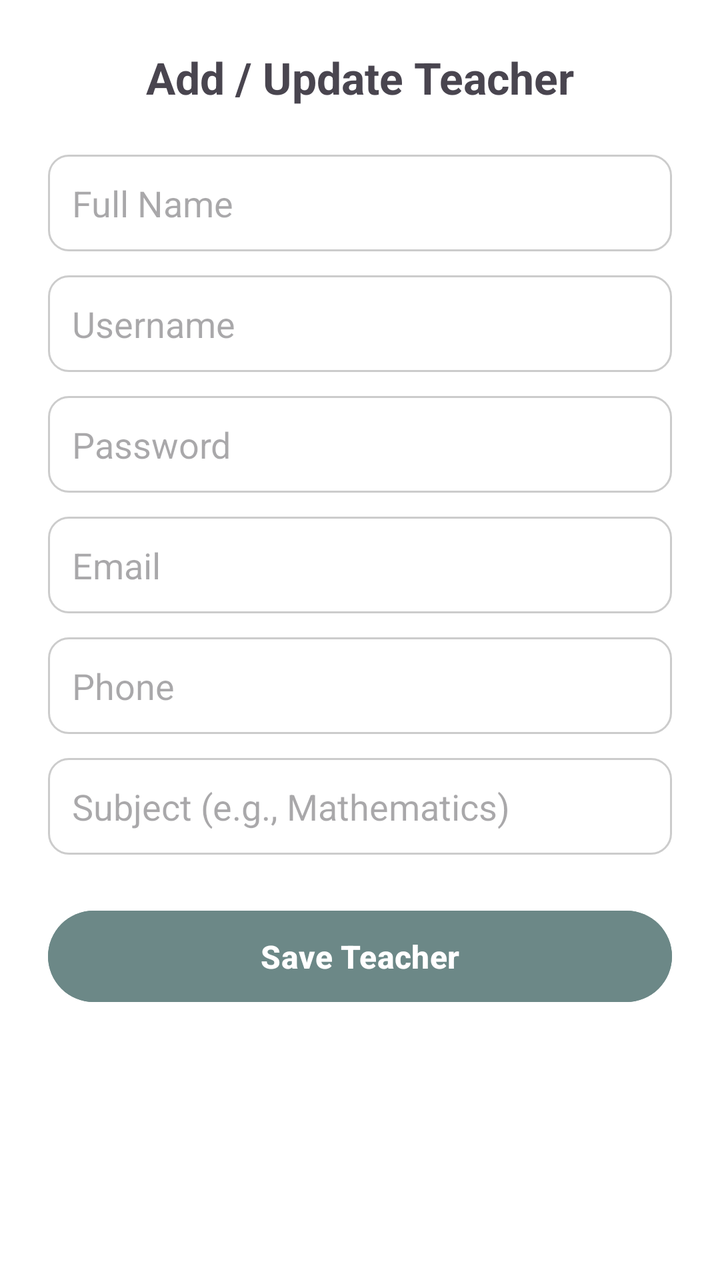
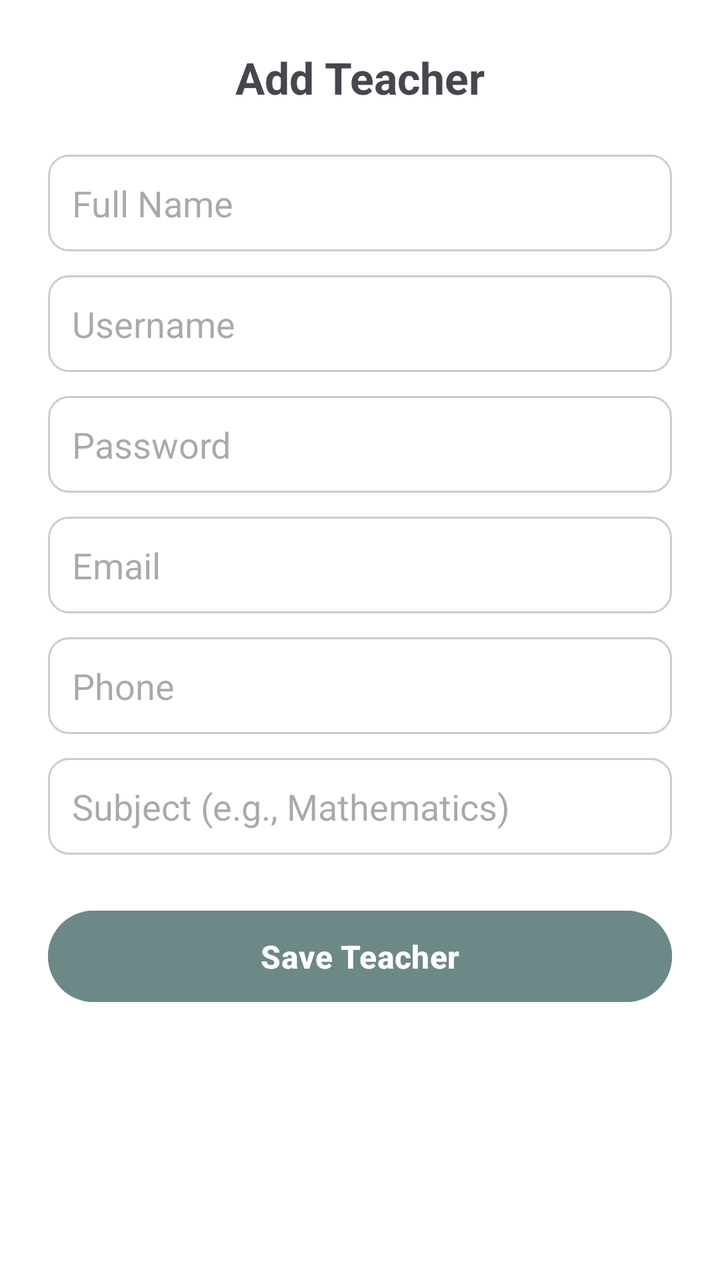

The first picture is an Android layout as it rendered before a commit; the second is the same layout after the commit. The layout source and the unified diff follow.
<!-- AndroidManifest.xml: application theme Theme.TutionApp -->
<!-- res/layout/activity_add_teacher.xml -->
<?xml version="1.0" encoding="utf-8"?>
<ScrollView xmlns:android="http://schemas.android.com/apk/res/android"
    android:layout_width="match_parent"
    android:layout_height="match_parent"
    android:padding="24dp"
    android:background="#FFFFFF">

    <LinearLayout
        android:orientation="vertical"
        android:layout_width="match_parent"
        android:layout_height="wrap_content">

        <TextView
            android:layout_width="match_parent"
            android:layout_height="wrap_content"
            android:text="Add / Update Teacher"
            android:textSize="22sp"
            android:textStyle="bold"
            android:gravity="center"
            android:layout_marginBottom="24dp" />

        <EditText
            android:id="@+id/etTeacherName"
            android:layout_width="match_parent"
            android:layout_height="wrap_content"
            android:hint="Full Name"
            android:inputType="textPersonName"
            android:padding="12dp"
            android:layout_marginBottom="12dp"
            android:background="@drawable/edittext_background" />

        <EditText
            android:id="@+id/etTeacherUsername"
            android:layout_width="match_parent"
            android:layout_height="wrap_content"
            android:hint="Username"
            android:inputType="text"
            android:padding="12dp"
            android:layout_marginBottom="12dp"
            android:background="@drawable/edittext_background" />

        <EditText
            android:id="@+id/etTeacherPassword"
            android:layout_width="match_parent"
            android:layout_height="wrap_content"
            android:hint="Password"
            android:inputType="textPassword"
            android:padding="12dp"
            android:layout_marginBottom="12dp"
            android:background="@drawable/edittext_background" />

        <EditText
            android:id="@+id/etTeacherEmail"
            android:layout_width="match_parent"
            android:layout_height="wrap_content"
            android:hint="Email"
            android:inputType="textEmailAddress"
            android:padding="12dp"
            android:layout_marginBottom="12dp"
            android:background="@drawable/edittext_background" />

        <EditText
            android:id="@+id/etTeacherPhone"
            android:layout_width="match_parent"
            android:layout_height="wrap_content"
            android:hint="Phone"
            android:inputType="phone"
            android:padding="12dp"
            android:layout_marginBottom="12dp"
            android:background="@drawable/edittext_background" />

        <EditText
            android:id="@+id/etTeacherSubject"
            android:layout_width="match_parent"
            android:layout_height="wrap_content"
            android:hint="Subject (e.g., Mathematics)"
            android:inputType="text"
            android:padding="12dp"
            android:layout_marginBottom="24dp"
            android:background="@drawable/edittext_background" />

        <Button
            android:id="@+id/btnSaveTeacher"
            android:layout_width="match_parent"
            android:layout_height="wrap_content"
            android:text="Save Teacher"
            android:textSize="16sp"
            android:textStyle="bold"
            android:backgroundTint="#6C8887"
            android:textColor="#FFFFFF"
            android:padding="12dp"
            android:elevation="4dp" />
    </LinearLayout>
</ScrollView>
<!-- resources referenced by this layout -->
<resources>
  <!-- drawable edittext_background (drawable) -->
  <shape xmlns:android="http://schemas.android.com/apk/res/android" android:shape="rectangle">
      <solid android:color="#FFFFFF"/>
      <stroke android:width="1dp" android:color="#CCCCCC"/>
      <corners android:radius="10dp"/>
      <padding android:left="8dp" android:top="8dp" android:right="8dp" android:bottom="8dp"/>
  </shape>
  <style name="Theme.TutionApp" parent="Theme.Material3.DayNight.NoActionBar">
          
      </style>
</resources>

<!-- the commit's change to res/layout/activity_add_teacher.xml (unified diff, before → after) -->
@@ -13,7 +13,7 @@
         <TextView
             android:layout_width="match_parent"
             android:layout_height="wrap_content"
-            android:text="Add / Update Teacher"
+            android:text="Add Teacher"
             android:textSize="22sp"
             android:textStyle="bold"
             android:gravity="center"
@@ -90,5 +90,7 @@
             android:textColor="#FFFFFF"
             android:padding="12dp"
             android:elevation="4dp" />
+
+
     </LinearLayout>
 </ScrollView>
